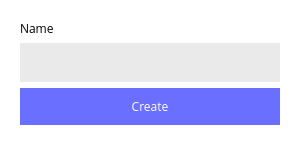
First picture: the form in src/Dialogs/createcategorydialog.ui, repository romanato73/vut-icp-2021, before the edit.
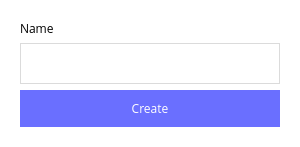
Second picture: the form after the edit.

What changed in the file:
```diff
--- a/src/Dialogs/createcategorydialog.ui
+++ b/src/Dialogs/createcategorydialog.ui
@@ -60,8 +60,7 @@
          </font>
         </property>
         <property name="styleSheet">
-         <string notr="true">background-color: #EAEAEA;
-border: none;
+         <string notr="true">border: 1px solid #DBDBDB;
 padding: 10px;</string>
         </property>
        </widget>
```
